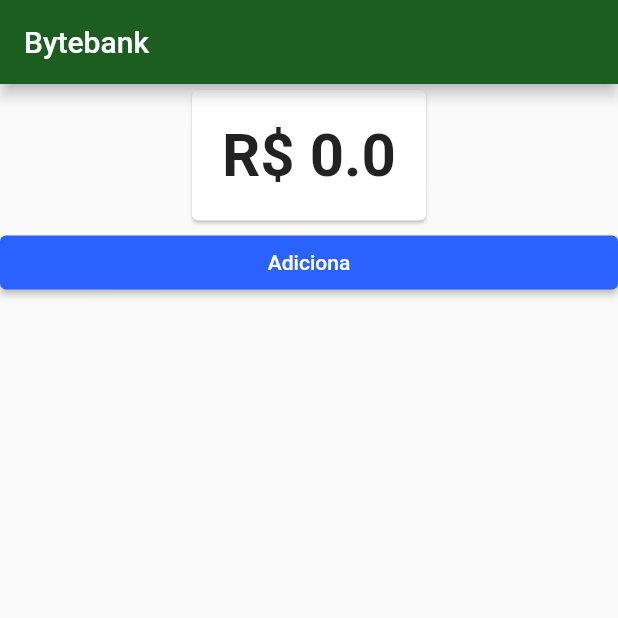
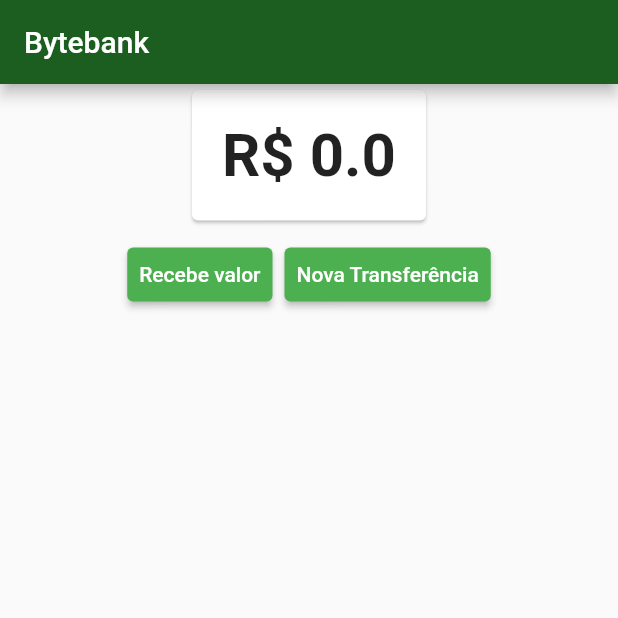
Before and after one commit to alura-cursos/flutter-gerenciamento-de-estado, a Flutter app: the screen it shows after launch, on a phone screen of 412 x 824 dp, the top half of it. Run offline on Flutter 3.47's test engine with Material 2 defaults, Android fonts, the phone set to English and light mode, and no system bars.

Commit message:
aula 4.1

```diff
--- a/lib/screens/dashboard/dashboard.dart
+++ b/lib/screens/dashboard/dashboard.dart
@@ -14,16 +14,27 @@ class Dashboard extends StatelessWidget {
           alignment: Alignment.topCenter,
           child: SaldoCard(),
         ),
-          Consumer<Saldo>(
-            builder: (context, saldo, child) {
-              return RaisedButton(
-                child: Text('Adiciona'),
+                  ButtonBar(
+              alignment: MainAxisAlignment.center,
+              children: <Widget>[
+                RaisedButton(
+                  color: Colors.green,
+                  child: Text('Recebe valor'),
                   onPressed: () {
-                  saldo.adiciona(10);
+    Provider.of<Saldo>(context, listen: false).adiciona(10);
                   },
+                ),
+                RaisedButton(
+                  color: Colors.green,
+                  child: Text('Nova Transferência'),
+                  onPressed: () {
+    Provider.of<Saldo>(context, listen: false).subtrai(10);
+                  },
+                ),
+              ],
+            )
+
+      ]),
     );
-            },
-          )
-        ]));
   }
 }
```
Also changed, not shown: lib/main.dart (+11 -2 lines), lib/models/transferencias.dart (added, +14 -0 lines), lib/screens/transferencia/lista.dart (+6 -22 lines), lib/screens/transferencia/ultimas.dart (added, +7 -0 lines), lib/components/botao.dart (added), lib/screens/deposito/botao.dart (added), lib/screens/deposito/formulario.dart (added). Lines whose indentation alone changed are shown as unchanged.
